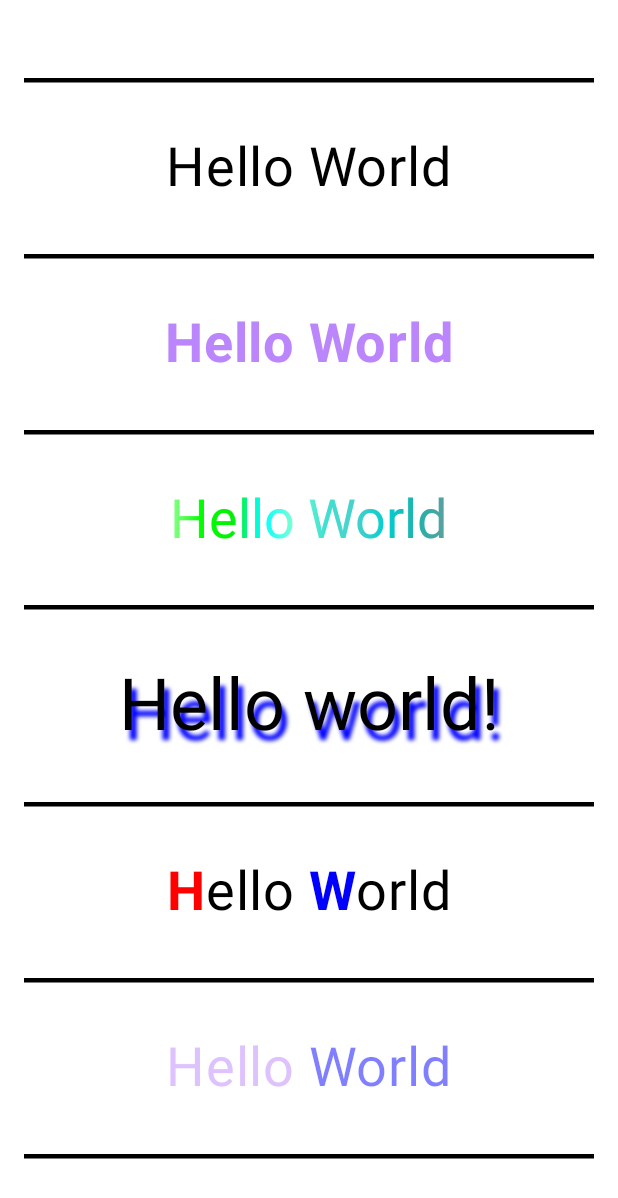
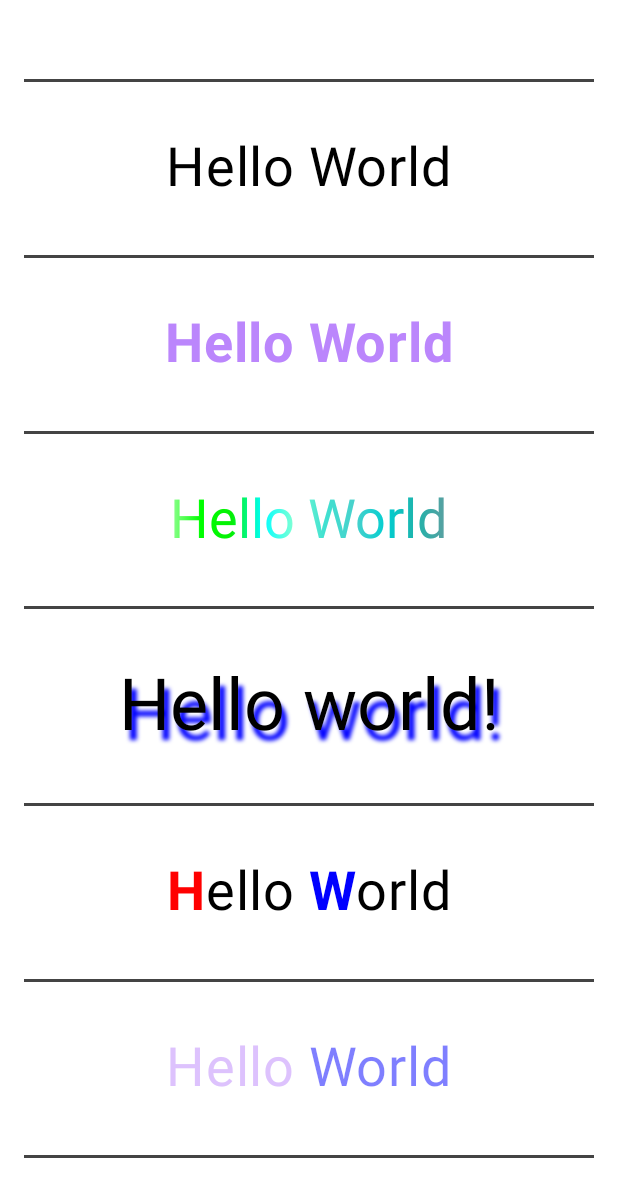
Before and after one commit to swaraj-mishra-3184/AndroidFirst, an Android app built with Jetpack Compose: the screen it shows after launch (MainActivity), on a phone screen of 412 x 824 dp. Shown: the top 1198 px of the screen. Run offline under Robolectric (Android 15) with nearby library versions, the phone set to English and light mode, and no system bars.

Commit message:
Commit README

```diff
--- a/app/src/main/java/com/lucky/firstapplication/MainActivity.kt
+++ b/app/src/main/java/com/lucky/firstapplication/MainActivity.kt
@@ -38,44 +38,44 @@ class MainActivity : ComponentActivity() {
                     ) {
                         HorizontalDivider(
                             modifier = Modifier.padding(vertical = 3.dp),
-                            thickness = 3.dp,
-                            color = Color.Black
+                            thickness = 2.dp,
+                            color = Color.DarkGray
                         )
                         NormalText()
                         HorizontalDivider(
                             modifier = Modifier.padding(vertical = 3.dp),
-                            thickness = 3.dp,
-                            color = Color.Black
+                            thickness = 2.dp,
+                            color = Color.DarkGray
                         )
                         BoldPurpleText()
                         HorizontalDivider(
                             modifier = Modifier.padding(vertical = 3.dp),
-                            thickness = 3.dp,
-                            color = Color.Black
+                            thickness = 2.dp,
+                            color = Color.DarkGray
                         )
                         GradientText()
                         HorizontalDivider(
                             modifier = Modifier.padding(vertical = 3.dp),
-                            thickness = 3.dp,
-                            color = Color.Black
+                            thickness = 2.dp,
+                            color = Color.DarkGray
                         )
                         ShadowText()
                         HorizontalDivider(
                             modifier = Modifier.padding(vertical = 3.dp),
-                            thickness = 3.dp,
-                            color = Color.Black
+                            thickness = 2.dp,
+                            color = Color.DarkGray
                         )
                         StyledText()
                         HorizontalDivider(
                             modifier = Modifier.padding(vertical = 3.dp),
-                            thickness = 3.dp,
-                            color = Color.Black
+                            thickness = 2.dp,
+                            color = Color.DarkGray
                         )
                         OpacityText()
                         HorizontalDivider(
                             modifier = Modifier.padding(vertical = 3.dp),
-                            thickness = 3.dp,
-                            color = Color.Black
+                            thickness = 2.dp,
+                            color = Color.DarkGray
                         )
                     }
                 }
```
Also changed, not shown: 1 other file.
